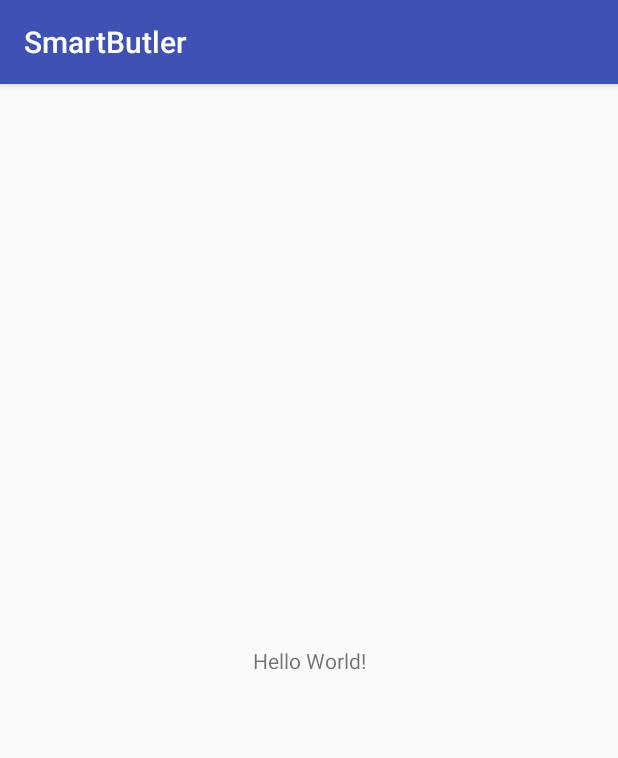
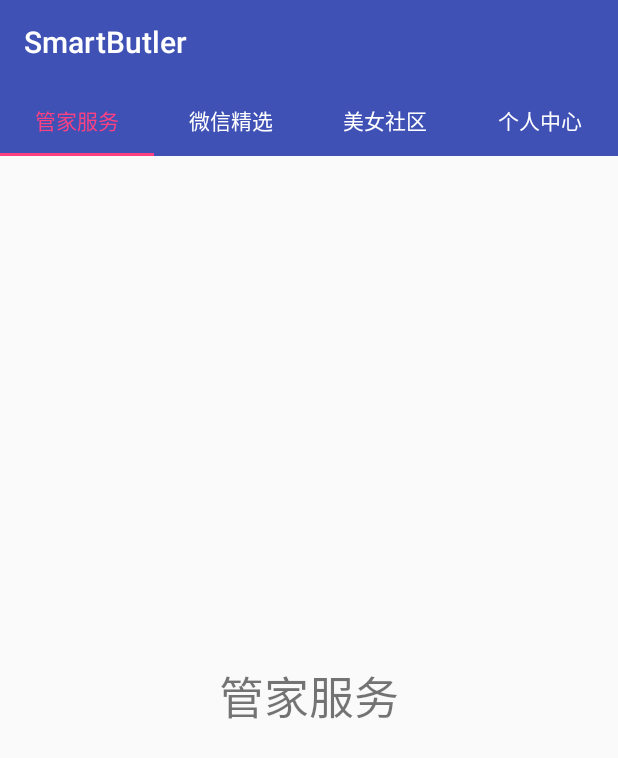
Before and after one commit to lhp9916/SmartButler, an Android app: the screen it shows after launch (MainActivity), on a phone screen of 412 x 824 dp. Shown: the top 758 px of the screen. Run offline under Robolectric (Android 15) with nearby library versions, the phone set to English and light mode, and no system bars; our stand-ins replace ButterKnife.

Commit message:
TabLayout布局搭建

```diff
--- a/app/build.gradle
+++ b/app/build.gradle
@@ -20,11 +20,13 @@ android {
 }
 
 dependencies {
-    compile fileTree(dir: 'libs', include: ['*.jar'])
+    compile fileTree(include: ['*.jar'], dir: 'libs')
     androidTestCompile('com.android.support.test.espresso:espresso-core:2.2.2', {
         exclude group: 'com.android.support', module: 'support-annotations'
     })
     compile 'com.android.support:appcompat-v7:26.+'
     compile 'com.android.support.constraint:constraint-layout:1.0.1'
     testCompile 'junit:junit:4.12'
+    compile 'com.android.support:design:26.0.0-alpha1'
+    compile 'com.jakewharton:butterknife:5.1.1'
 }
--- a/app/src/main/java/lhp/com/smartbutler/MainActivity.java
+++ b/app/src/main/java/lhp/com/smartbutler/MainActivity.java
@@ -1,13 +1,84 @@
 package lhp.com.smartbutler;
 
+import android.os.Bundle;
+import android.support.design.widget.TabLayout;
+import android.support.v4.app.Fragment;
+import android.support.v4.app.FragmentPagerAdapter;
+import android.support.v4.view.ViewPager;
 import android.support.v7.app.AppCompatActivity;
-import android.os.Bundle;
+
+import java.util.ArrayList;
+import java.util.List;
+
+import butterknife.ButterKnife;
+import butterknife.InjectView;
+import lhp.com.smartbutler.fragment.ButlerFragment;
+import lhp.com.smartbutler.fragment.GirlFragment;
+import lhp.com.smartbutler.fragment.UserFragment;
+import lhp.com.smartbutler.fragment.WechatFragment;
 
 public class MainActivity extends AppCompatActivity {
+
+    @InjectView(R.id.mTabLayout)
+    TabLayout mTabLayout;
+    @InjectView(R.id.mViewPager)
+    ViewPager mViewPager;
+
+    //title
+    private List<String> mTitle;
+    //Fragment
+    private List<Fragment> mFragment;
 
     @Override
     protected void onCreate(Bundle savedInstanceState) {
         super.onCreate(savedInstanceState);
         setContentView(R.layout.activity_main);
+        ButterKnife.inject(this);
+        //去掉阴影
+        getSupportActionBar().setElevation(0);
+
+        initData();
+        initView();
+    }
+
+    private void initView() {
+        //预加载
+        mViewPager.setOffscreenPageLimit(mFragment.size());
+
+        //设置适配器
+        mViewPager.setAdapter(new FragmentPagerAdapter(getSupportFragmentManager()) {
+            //选中的item
+            @Override
+            public Fragment getItem(int position) {
+                return mFragment.get(position);
+            }
+
+            //返回item个数
+            @Override
+            public int getCount() {
+                return mFragment.size();
+            }
+
+            //设置标题
+            @Override
+            public CharSequence getPageTitle(int position) {
+                return mTitle.get(position);
+            }
+        });
+        mTabLayout.setupWithViewPager(mViewPager);
+    }
+
+    private void initData() {
+        mTitle = new ArrayList<>();
+        mTitle.add("管家服务");
+        mTitle.add("微信精选");
+        mTitle.add("美女社区");
+        mTitle.add("个人中心");
+
+        mFragment = new ArrayList<>();
+        mFragment.add(new ButlerFragment());
+        mFragment.add(new WechatFragment());
+        mFragment.add(new GirlFragment());
+        mFragment.add(new UserFragment());
     }
 }
--- /dev/null
+++ b/app/src/main/java/lhp/com/smartbutler/fragment/ButlerFragment.java
@@ -0,0 +1,21 @@
+package lhp.com.smartbutler.fragment;
+
+
+import android.os.Bundle;
+import android.support.annotation.Nullable;
+import android.support.v4.app.Fragment;
+import android.view.LayoutInflater;
+import android.view.View;
+import android.view.ViewGroup;
+
+import lhp.com.smartbutler.R;
+
+public class ButlerFragment extends Fragment {
+    @Nullable
+    @Override
+    public View onCreateView(LayoutInflater inflater, @Nullable ViewGroup container, @Nullable Bundle savedInstanceState) {
+        View view = inflater.inflate(R.layout.fragment_butler, null);
+        return view;
+    }
+
+}
--- /dev/null
+++ b/app/src/main/java/lhp/com/smartbutler/fragment/GirlFragment.java
@@ -0,0 +1,23 @@
+package lhp.com.smartbutler.fragment;
+
+import android.os.Bundle;
+import android.support.annotation.Nullable;
+import android.support.v4.app.Fragment;
+import android.view.LayoutInflater;
+import android.view.View;
+import android.view.ViewGroup;
+
+import lhp.com.smartbutler.R;
+
+/**
+ * Created by lhp on 2017/7/8.
+ */
+
+public class GirlFragment extends Fragment {
+    @Nullable
+    @Override
+    public View onCreateView(LayoutInflater inflater, @Nullable ViewGroup container, @Nullable Bundle savedInstanceState) {
+        View view = inflater.inflate(R.layout.fragment_girl, null);
+        return view;
+    }
+}
--- /dev/null
+++ b/app/src/main/java/lhp/com/smartbutler/fragment/UserFragment.java
@@ -0,0 +1,23 @@
+package lhp.com.smartbutler.fragment;
+
+import android.os.Bundle;
+import android.support.annotation.Nullable;
+import android.support.v4.app.Fragment;
+import android.view.LayoutInflater;
+import android.view.View;
+import android.view.ViewGroup;
+
+import lhp.com.smartbutler.R;
+
+/**
+ * Created by lhp on 2017/7/9.
+ */
+
+public class UserFragment extends Fragment {
+    @Nullable
+    @Override
+    public View onCreateView(LayoutInflater inflater, @Nullable ViewGroup container, @Nullable Bundle savedInstanceState) {
+        View view = inflater.inflate(R.layout.fragment_user, null);
+        return view;
+    }
+}
--- /dev/null
+++ b/app/src/main/java/lhp/com/smartbutler/fragment/WechatFragment.java
@@ -0,0 +1,23 @@
+package lhp.com.smartbutler.fragment;
+
+import android.os.Bundle;
+import android.support.annotation.Nullable;
+import android.support.v4.app.Fragment;
+import android.view.LayoutInflater;
+import android.view.View;
+import android.view.ViewGroup;
+
+import lhp.com.smartbutler.R;
+
+/**
+ * Created by lhp on 2017/7/8.
+ */
+
+public class WechatFragment extends Fragment {
+    @Nullable
+    @Override
+    public View onCreateView(LayoutInflater inflater, @Nullable ViewGroup container, @Nullable Bundle savedInstanceState) {
+        View view = inflater.inflate(R.layout.fragment_wechat, null);
+        return view;
+    }
+}
--- a/app/src/main/res/layout/activity_main.xml
+++ b/app/src/main/res/layout/activity_main.xml
@@ -1,18 +1,25 @@
 <?xml version="1.0" encoding="utf-8"?>
-<android.support.constraint.ConstraintLayout xmlns:android="http://schemas.android.com/apk/res/android"
+<LinearLayout xmlns:android="http://schemas.android.com/apk/res/android"
     xmlns:app="http://schemas.android.com/apk/res-auto"
-    xmlns:tools="http://schemas.android.com/tools"
     android:layout_width="match_parent"
     android:layout_height="match_parent"
-    tools:context="lhp.com.smartbutler.MainActivity">
+    android:orientation="vertical">
 
-    <TextView
-        android:layout_width="wrap_content"
+    <android.support.design.widget.TabLayout
+        android:id="@+id/mTabLayout"
+        android:layout_width="match_parent"
         android:layout_height="wrap_content"
-        android:text="Hello World!"
-        app:layout_constraintBottom_toBottomOf="parent"
-        app:layout_constraintLeft_toLeftOf="parent"
-        app:layout_constraintRight_toRightOf="parent"
-        app:layout_constraintTop_toTopOf="parent" />
+        android:background="@color/colorPrimary"
+        app:tabGravity="fill"
+        app:tabIndicatorColor="@color/colorAccent"
+        app:tabMode="fixed"
+        app:tabSelectedTextColor="@color/colorAccent"
+        app:tabTextColor="@android:color/white" />
 
-</android.support.constraint.ConstraintLayout>
+    <android.support.v4.view.ViewPager
+        android:id="@+id/mViewPager"
+        android:layout_width="match_parent"
+        android:layout_height="0dp"
+        android:layout_weight="1" />
+
+</LinearLayout>
--- /dev/null
+++ b/app/src/main/res/layout/fragment_butler.xml
@@ -0,0 +1,15 @@
+<?xml version="1.0" encoding="utf-8"?>
+<LinearLayout xmlns:android="http://schemas.android.com/apk/res/android"
+    android:layout_width="match_parent"
+    android:layout_height="match_parent"
+    android:gravity="center"
+    android:orientation="vertical">
+
+    <TextView
+        android:layout_width="wrap_content"
+        android:layout_height="wrap_content"
+        android:text="管家服务"
+        android:textSize="30sp" />
+
+
+</LinearLayout>
```
Also changed, not shown: app/src/main/res/layout/fragment_girl.xml (added, +15 -0 lines), app/src/main/res/layout/fragment_user.xml (added, +15 -0 lines), app/src/main/res/layout/fragment_wechat.xml (added, +15 -0 lines).
